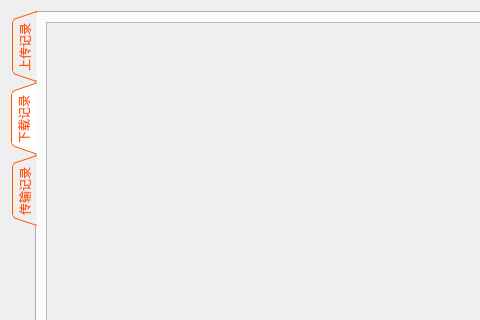
The window that clouddisk/transferwg.ui (awake1234/trainingproject) describes before a commit, drawn with Qt 5; both pictures show x 0 to 480 and y 0 to 320 of the 927 by 659 pixel window.
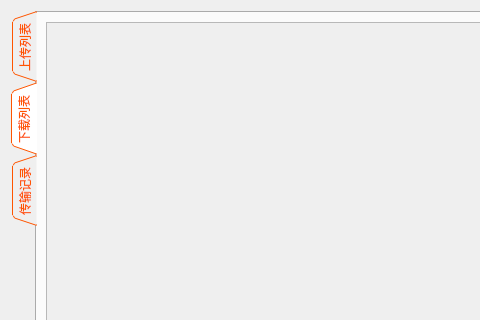
The same window after the commit.

Commit message: 上传文件操作（有bug）以及一些鼠标右键菜单的操作

Diff of the .ui file:
```diff
--- a/clouddisk/transferwg.ui
+++ b/clouddisk/transferwg.ui
@@ -40,7 +40,7 @@
      </property>
      <widget class="QWidget" name="uploadlist">
       <attribute name="title">
-       <string>上传记录</string>
+       <string>上传列表</string>
       </attribute>
       <layout class="QVBoxLayout" name="verticalLayout">
        <item>
@@ -65,7 +65,7 @@
      </widget>
      <widget class="QWidget" name="downloadlist">
       <attribute name="title">
-       <string>下载记录</string>
+       <string>下载列表</string>
       </attribute>
       <layout class="QVBoxLayout" name="verticalLayout_2">
        <item>
```
The commit also changes 23 other files.
